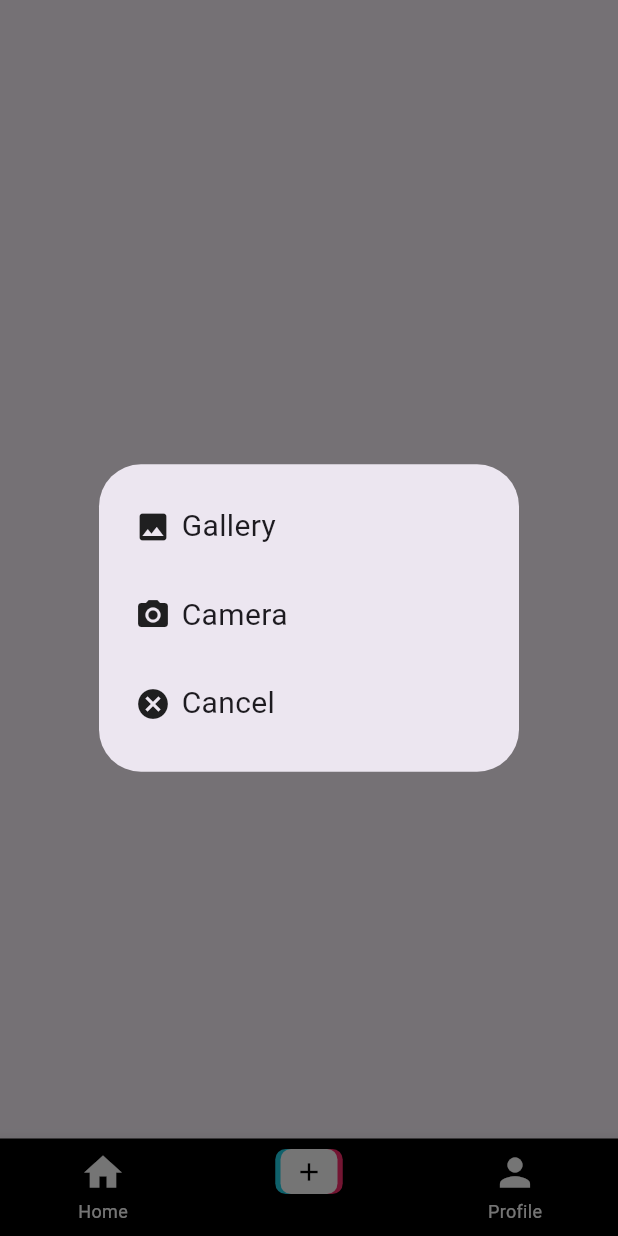
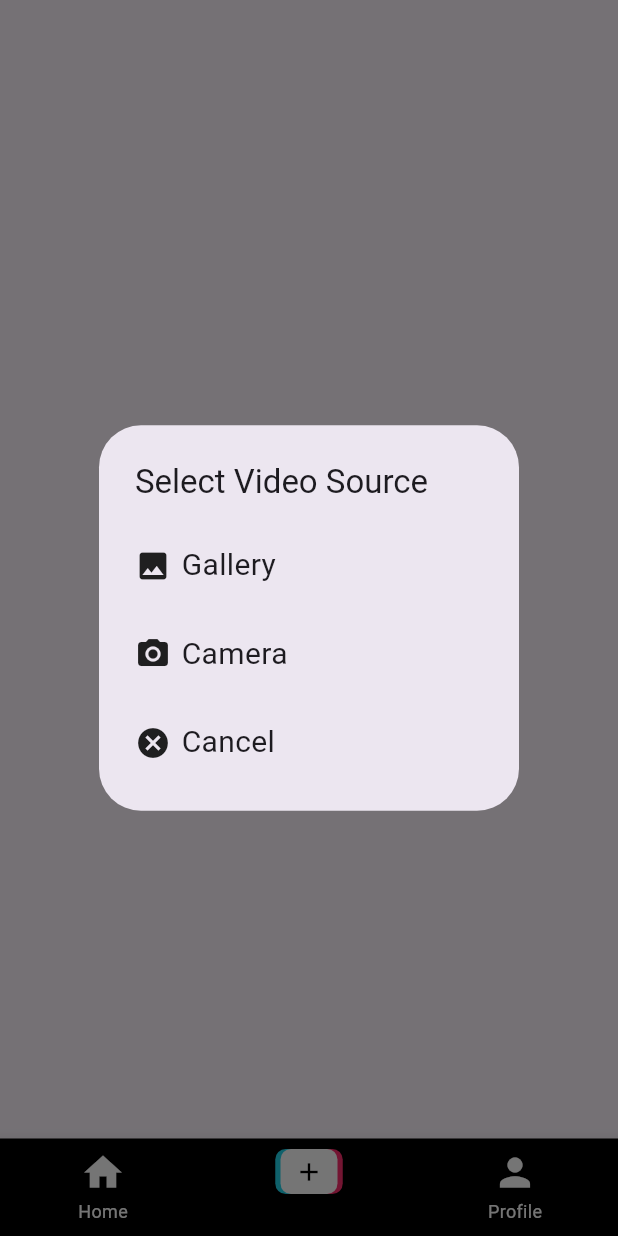
Before and after one commit to WendiJiang0502/2024-TikTok-TechJam, a Flutter app: the screen it shows after launch, item 2 of the bottom bar chosen, after a tap on "Add Video", on a phone screen of 412 x 824 dp. Run offline on Flutter 3.47's test engine with Material 3 defaults, Android fonts, the phone set to English and light mode, and no system bars; our stand-ins replace audioplayers, get, image_picker, video_player; missing offline and left inert: ns_danmaku; network calls fail.

Commit message:
add video feature and allow to choose bgm

```diff
--- a/lib/add_screen.dart
+++ b/lib/add_screen.dart
@@ -1,15 +1,22 @@
 import 'package:flutter/material.dart';
+import 'package:image_picker/image_picker.dart';
 import 'package:temp_flutter/constants.dart';
+import 'package:temp_flutter/music_select_page.dart';
+import 'dart:io';
 
 class AddVideo extends StatelessWidget {
-  const AddVideo({super.key});
-  showOptions(BuildContext context) {
-    return showDialog(
+  final ImagePicker _picker = ImagePicker();
+
+  AddVideo({super.key});
+
+  void showOptions(BuildContext context) {
+    showDialog(
       context: context,
       builder: (context) => SimpleDialog(
+        title: const Text('Select Video Source'),
         children: [
           SimpleDialogOption(
-            onPressed: () {},
+            onPressed: () => pickVideo(context, ImageSource.gallery),
             child: const Row(
               children: [
                 Icon(Icons.image),
@@ -24,7 +31,7 @@ class AddVideo extends StatelessWidget {
             ),
           ),
           SimpleDialogOption(
-            onPressed: () {},
+            onPressed: () => pickVideo(context, ImageSource.camera),
             child: const Row(
               children: [
                 Icon(Icons.camera_alt),
@@ -58,6 +65,32 @@ class AddVideo extends StatelessWidget {
     );
   }
 
+  void pickVideo(BuildContext context, ImageSource source) async {
+    final XFile? video = await _picker.pickVideo(source: source);
+    if (video != null) {
+      Navigator.of(context).pop();  // Close the dialog after selection
+      final musicPath = await Navigator.push(
+        context,
+        MaterialPageRoute(
+          builder: (context) => MusicSelectionScreen(videoPath: video.path),
+        ),
+      );
+      if (musicPath != null) {
+        // Now you have both the video path and the selected music path
+        print("Video path: ${video.path}, Music path: $musicPath");
+        // Proceed to overlay music on video here
+      }
+    }
+  }
+
+
+  void showMusicSelection(BuildContext context, String videoPath) {
+    // Navigate to your music selection screen or handle it within a dialog
+    // This function needs to be defined according to how you plan to implement the feature
+    print("Video path: $videoPath");
+    // Example: Navigator.push(context, MaterialPageRoute(builder: (_) => MusicSelectionScreen(videoPath: videoPath)));
+  }
+
   @override
   Widget build(BuildContext context) {
     return Scaffold(
```
Also changed, not shown: lib/music_select_page.dart (added, +57 -0 lines).
